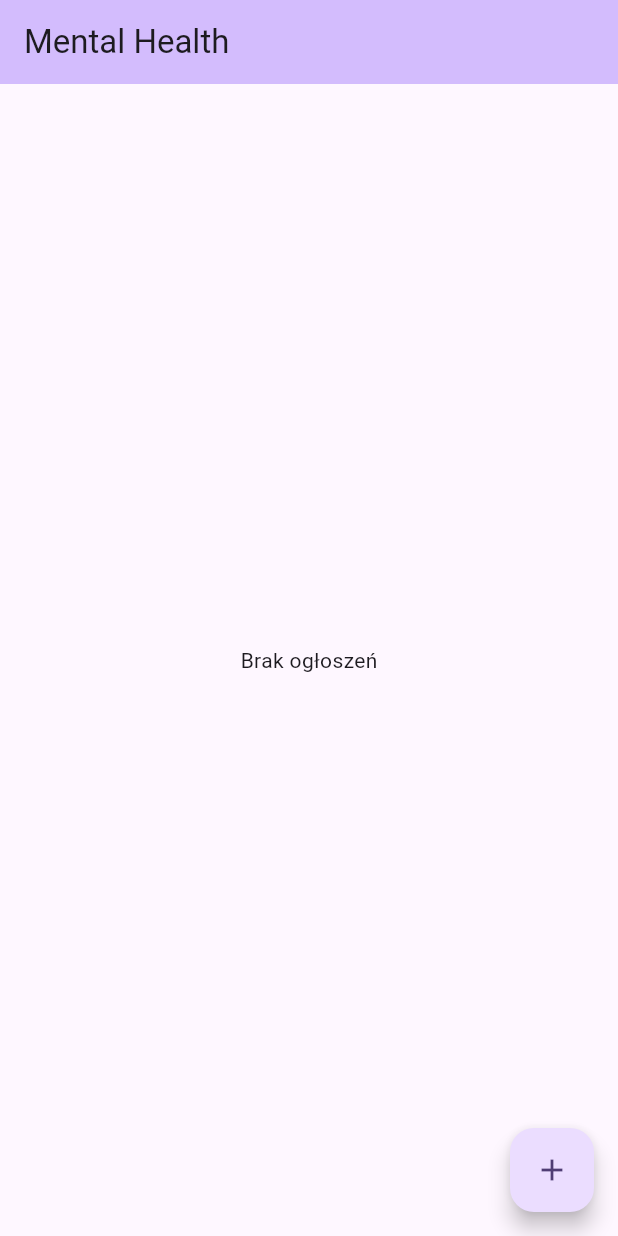
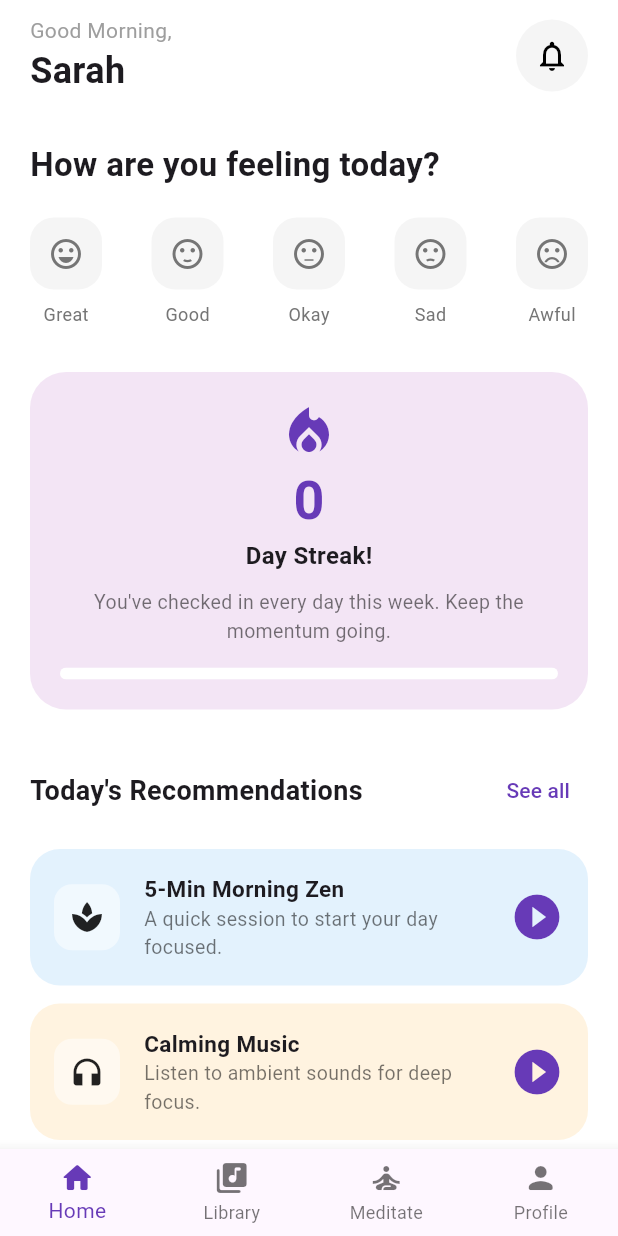
Before and after one commit to pedrohdmramalho/bip-project, a Flutter app: the screen it shows after launch, on a phone screen of 412 x 824 dp. Run offline on Flutter 3.47's test engine with Material 3 defaults, Android fonts, the phone set to English and light mode, and no system bars; our stand-ins replace cloud_firestore, equatable, firebase_core, flutter_bloc; accounts and stored records are empty.

Commit message:
refactor homepage with custom widgets and integrated mood BLoC

```diff
--- /dev/null
+++ b/lib/bloc/mood_bloc.dart
@@ -0,0 +1,87 @@
+import 'package:flutter_bloc/flutter_bloc.dart';
+import 'package:intl/intl.dart';
+import '../data/repositories/mood_repository.dart';
+
+// --- EVENTS ---
+abstract class MoodEvent {}
+class LoadMoodStatus extends MoodEvent {}
+class SelectMood extends MoodEvent {
+  final String moodLabel;
+  SelectMood(this.moodLabel);
+}
+
+// --- STATE ---
+class MoodState {
+  final String? todayMood;
+  final int streakCount;
+  final bool isLoading;
+
+  MoodState({this.todayMood, this.streakCount = 0, this.isLoading = false});
+
+  MoodState copyWith({String? todayMood, int? streakCount, bool? isLoading}) {
+    return MoodState(
+      todayMood: todayMood ?? this.todayMood,
+      streakCount: streakCount ?? this.streakCount,
+      isLoading: isLoading ?? this.isLoading,
+    );
+  }
+}
+
+// --- BLOC ---
+class MoodBloc extends Bloc<MoodEvent, MoodState> {
+  final MoodRepository repository;
+
+  MoodBloc({required this.repository}) : super(MoodState(isLoading: true)) {
+
+    on<LoadMoodStatus>((event, emit) async {
+      try {
+        // Fetch both history (for streak) and today's label (for selection)
+        final history = await repository.getMoodHistory();
+        final String todayId = DateFormat('yyyy-MM-dd').format(DateTime.now());
+        final String? savedMoodToday = await repository.getMoodForDate(todayId);
+
+        emit(MoodState(
+          todayMood: savedMoodToday,
+          streakCount: _calculateStreak(history),
+          isLoading: false,
+        ));
+      } catch (e) {
+        emit(MoodState(isLoading: false, streakCount: 0));
+      }
+    });
+
+    on<SelectMood>((event, emit) async {
+      // Save to Firebase
+      await repository.saveMood(event.moodLabel);
+
+      // Refresh history to ensure streak is accurate
+      final history = await repository.getMoodHistory();
+
+      emit(state.copyWith(
+        todayMood: event.moodLabel,
+        streakCount: _calculateStreak(history),
+      ));
+    });
+  }
+
+  // Algorithm to calculate the consecutive days streak
+  int _calculateStreak(List<String> dates) {
+    if (dates.isEmpty) return 0;
+    int streak = 0;
+    DateTime checkDate = DateTime.now();
+
+    for (int i = 0; i < 365; i++) {
+      String formatted = DateFormat('yyyy-MM-dd').format(checkDate);
+      if (dates.contains(formatted)) {
+        streak++;
+        checkDate = checkDate.subtract(const Duration(days: 1));
+      } else if (i == 0) {
+        // If nothing today, check yesterday. If nothing yesterday, streak is broken.
+        checkDate = checkDate.subtract(const Duration(days: 1));
+      } else {
+        break;
+      }
+    }
+    return streak;
+  }
+}
--- /dev/null
+++ b/lib/data/models/mood_entry.dart
@@ -0,0 +1,22 @@
+class MoodEntry {
+  final String id;
+  final DateTime date;
+  final String label;
+
+  MoodEntry({required this.id, required this.date, required this.label});
+
+  Map<String, dynamic> toMap() {
+    return {
+      'date': date.toIso8601String(),
+      'label': label,
+    };
+  }
+
+  factory MoodEntry.fromMap(Map<String, dynamic> map, String id) {
+    return MoodEntry(
+      id: id,
+      date: DateTime.parse(map['date']),
+      label: map['label'],
+    );
+  }
+}
--- /dev/null
+++ b/lib/data/repositories/mood_repository.dart
@@ -0,0 +1,44 @@
+import 'package:cloud_firestore/cloud_firestore.dart';
+import 'package:intl/intl.dart';
+
+class MoodRepository {
+  final FirebaseFirestore _firestore = FirebaseFirestore.instance;
+  final String userId = "user_123"; // Replace with your actual Auth logic later
+
+  // 1. Save the mood for a specific day
+  Future<void> saveMood(String moodLabel) async {
+    final String todayDocId = DateFormat('yyyy-MM-dd').format(DateTime.now());
+    await _firestore.collection('users').doc(userId).collection('moods').doc(todayDocId).set({
+      'label': moodLabel,
+      'date': todayDocId,
+      'timestamp': FieldValue.serverTimestamp(),
+    });
+  }
+
+  // 2. Fetch the label for a specific day (to keep selection on app restart)
+  Future<String?> getMoodForDate(String dateId) async {
+    final doc = await _firestore
+        .collection('users')
+        .doc(userId)
+        .collection('moods')
+        .doc(dateId)
+        .get();
+
+    if (doc.exists) {
+      return doc.data()?['label'] as String?;
+    }
+    return null;
+  }
+
+  // 3. Fetch all recorded dates to calculate the streak
+  Future<List<String>> getMoodHistory() async {
+    final snapshot = await _firestore
+        .collection('users')
+        .doc(userId)
+        .collection('moods')
+        .get();
+
+    // Returns a list of strings like ["2026-01-13", "2026-01-12"]
+    return snapshot.docs.map((doc) => doc['date'] as String).toList();
+  }
+}
--- a/lib/main.dart
+++ b/lib/main.dart
@@ -1,27 +1,34 @@
 import 'package:flutter/material.dart';
-import 'package:firebase_core/firebase_core.dart';
-import 'firebase_options.dart';
-import 'package:starteu/pages/my_homepage.dart';
+import 'package:flutter_bloc/flutter_bloc.dart';
+import 'package:firebase_core/firebase_core.dart'; // Ensure firebase is initialized
+import 'bloc/mood_bloc.dart';
+import 'data/repositories/mood_repository.dart';
+import 'pages/main_navigation_page.dart';
 
 void main() async {
   WidgetsFlutterBinding.ensureInitialized();
-  await Firebase.initializeApp(options: DefaultFirebaseOptions.currentPlatform);
+  await Firebase.initializeApp(); // Required for Firestore
   runApp(const MyApp());
 }
 
 class MyApp extends StatelessWidget {
   const MyApp({super.key});
 
-  // This widget is the root of your application.
   @override
   Widget build(BuildContext context) {
-    return MaterialApp(
-      title: 'Mental Health',
-      debugShowCheckedModeBanner: false,
-      theme: ThemeData(
-        colorScheme: ColorScheme.fromSeed(seedColor: Colors.deepPurple),
+    return MultiBlocProvider(
+      providers: [
+        BlocProvider<MoodBloc>(
+          create: (context) => MoodBloc(
+            repository: MoodRepository(),
+          )..add(LoadMoodStatus()),
+        ),
+      ],
+      child: MaterialApp(
+        debugShowCheckedModeBanner: false,
+        theme: ThemeData(useMaterial3: true, colorSchemeSeed: Colors.deepPurple),
+        home: const MainNavigationPage(),
       ),
-      home: const MyHomePage(title: 'Mental Health'),
     );
   }
 }
--- /dev/null
+++ b/lib/pages/library_page.dart
@@ -0,0 +1,13 @@
+import 'package:flutter/material.dart';
+
+class LibraryPage extends StatelessWidget {
+  const LibraryPage({super.key});
+
+  @override
+  Widget build(BuildContext context) {
+    return Scaffold(
+      appBar: AppBar(title: const Text("Library")),
+      body: const Center(child: Text("Music Library Page")),
+    );
+  }
+}
--- /dev/null
+++ b/lib/pages/main_navigation_page.dart
@@ -0,0 +1,41 @@
+import 'package:flutter/material.dart';
+import 'my_homepage.dart';
+import 'library_page.dart'; // Nouvelle page
+import 'meditation_page.dart'; // Nouvelle page
+
+class MainNavigationPage extends StatefulWidget {
+  const MainNavigationPage({super.key});
+
+  @override
+  State<MainNavigationPage> createState() => _MainNavigationPageState();
+}
+
+class _MainNavigationPageState extends State<MainNavigationPage> {
+  int _selectedIndex = 0;
+
+  final List<Widget> _pages = [
+    const MyHomePage(),
+    const LibraryPage(), // Remplacé
+    const MeditationPage(),
+    const Center(child: Text('Profile')),
+  ];
+
+  @override
+  Widget build(BuildContext context) {
+    return Scaffold(
+      body: _pages[_selectedIndex],
+      bottomNavigationBar: BottomNavigationBar(
+        currentIndex: _selectedIndex,
+        onTap: (index) => setState(() => _selectedIndex = index),
+        type: BottomNavigationBarType.fixed,
+        selectedItemColor: Colors.deepPurple,
+        items: const [
+          BottomNavigationBarItem(icon: Icon(Icons.home_rounded), label: 'Home'),
+          BottomNavigationBarItem(icon: Icon(Icons.library_music_rounded), label: 'Library'), // Icône changée
+          BottomNavigationBarItem(icon: Icon(Icons.self_improvement), label: 'Meditate'),
+          BottomNavigationBarItem(icon: Icon(Icons.person_rounded), label: 'Profile'),
+        ],
+      ),
+    );
+  }
+}
--- /dev/null
+++ b/lib/pages/meditation_page.dart
@@ -0,0 +1,13 @@
+import 'package:flutter/material.dart';
+
+class MeditationPage extends StatelessWidget {
+  const MeditationPage({super.key});
+
+  @override
+  Widget build(BuildContext context) {
+    return Scaffold(
+      appBar: AppBar(title: const Text("Meditation")),
+      body: const Center(child: Text("Meditation page")),
+    );
+  }
+}
--- a/lib/pages/my_homepage.dart
+++ b/lib/pages/my_homepage.dart
@@ -1,82 +1,172 @@
-import 'package:cloud_firestore/cloud_firestore.dart';
 import 'package:flutter/material.dart';
-import 'package:starteu/data/widgets/animated_cart.dart';
-import 'package:starteu/pages/create_ad_page.dart';
+import 'package:flutter_bloc/flutter_bloc.dart';
+import '../bloc/mood_bloc.dart';
+import '../widgets/streak_card.dart';
+import '../widgets/recommendation_tile.dart';
+import 'meditation_page.dart';
+import 'library_page.dart';
 
-class MyHomePage extends StatefulWidget {
-  const MyHomePage({super.key, required this.title});
-  final String title;
-
-  @override
-  State<MyHomePage> createState() => _MyHomePageState();
-}
-
-class _MyHomePageState extends State<MyHomePage> {
-    // int _counter = 0;
-
-  void _incrementCounter() {
-    /**
-     *
-    setState(() {
-      _counter++;
-    });
-     */
-    Navigator.of(
-      context
-    ).push(MaterialPageRoute(builder: (_)=> const CreateAdPage()));
-  }
+class MyHomePage extends StatelessWidget {
+  const MyHomePage({super.key});
 
   @override
   Widget build(BuildContext context) {
     return Scaffold(
-      appBar: AppBar(
-        backgroundColor: Theme.of(context).colorScheme.inversePrimary,
-        title: Text(widget.title),
+      backgroundColor: Colors.white,
+      body: SafeArea(
+        child: BlocBuilder<MoodBloc, MoodState>(
+          builder: (context, state) {
+            if (state.isLoading) {
+              return const Center(child: CircularProgressIndicator());
+            }
+
+            return SingleChildScrollView(
+              padding: const EdgeInsets.symmetric(horizontal: 20.0),
+              child: Column(
+                crossAxisAlignment: CrossAxisAlignment.start,
+                children: [
+                  const SizedBox(height: 10),
+                  _buildHeader(),
+                  const SizedBox(height: 30),
+
+                  const Text(
+                    "How are you feeling today?",
+                    style: TextStyle(fontSize: 22, fontWeight: FontWeight.bold),
+                  ),
+                  const SizedBox(height: 20),
+
+                  _buildMoodRow(context, state.todayMood),
+                  const SizedBox(height: 30),
+
+                  // Dynamic Streak Card based on Bloc State
+                  StreakCard(
+                    streakCount: state.streakCount,
+                    progress: (state.streakCount % 7) / 7,
+                  ),
+
+                  const SizedBox(height: 30),
+                  _buildSectionHeader("Today's Recommendations"),
+                  const SizedBox(height: 15),
+
+                  RecommendationTile(
+                    icon: Icons.spa,
+                    title: "5-Min Morning Zen",
+                    subtitle: "A quick session to start your day focused.",
+                    backgroundColor: const Color(0xFFE3F2FD),
+                    onTap: () => Navigator.push(
+                      context,
+                      MaterialPageRoute(builder: (_) => const MeditationPage()),
+                    ),
+                  ),
+
+                  RecommendationTile(
+                    icon: Icons.headphones,
+                    title: "Calming Music",
+                    subtitle: "Listen to ambient sounds for deep focus.",
+                    backgroundColor: const Color(0xFFFFF3E0),
+                    onTap: () => Navigator.push(
+                      context,
+                      MaterialPageRoute(builder: (_) => const LibraryPage()),
+                    ),
+                  ),
+
+                  RecommendationTile(
+                    icon: Icons.edit_note,
+                    title: "Daily Reflection",
+                    subtitle: "Write down three things you're grateful for.",
+                    backgroundColor: const Color(0xFFE8F5E9),
+                    onTap: () {
+                      // Navigate to Journal/Reflection page
+                    },
+                  ),
+                  const SizedBox(height: 20),
+                ],
+              ),
+            );
+          },
+        ),
       ),
-      body: StreamBuilder<QuerySnapshot>(
-        stream: FirebaseFirestore.instance
-            .collection('project_ads')
-            .orderBy('createdAt', descending: true)
-            .snapshots(),
+    );
+  }
 
-        builder: (context, snapshot) {
-          if (snapshot.connectionState == ConnectionState.waiting) {
-            return const Center(child: CircularProgressIndicator());
-          }
+  Widget _buildHeader() {
+    return Row(
+      mainAxisAlignment: MainAxisAlignment.spaceBetween,
+      children: [
+        const Column(
+          crossAxisAlignment: CrossAxisAlignment.start,
+          children: [
+            Text("Good Morning,", style: TextStyle(color: Colors.grey, fontSize: 14)),
+            Text("Sarah", style: TextStyle(fontSize: 24, fontWeight: FontWeight.bold)),
+          ],
+        ),
+        Container(
+          decoration: BoxDecoration(color: Colors.grey[100], shape: BoxShape.circle),
+          child: IconButton(
+            icon: const Icon(Icons.notifications_none, color: Colors.black),
+            onPressed: () {},
+          ),
+        ),
+      ],
+    );
+  }
 
-          if (snapshot.hasError) {
-            return Center(child: Text('Błąd: ${snapshot.error}'));
-          }
+  Widget _buildSectionHeader(String title) {
+    return Row(
+      mainAxisAlignment: MainAxisAlignment.spaceBetween,
+      children: [
+        Text(title, style: const TextStyle(fontSize: 18, fontWeight: FontWeight.bold)),
+        TextButton(
+          onPressed: () {},
+          child: const Text("See all", style: TextStyle(color: Colors.deepPurple)),
+        ),
+      ],
+    );
+  }
 
-      final docs = snapshot.data?.docs ?? [];
+  Widget _buildMoodRow(BuildContext context, String? currentMood) {
+    final List<Map<String, dynamic>> moods = [
+      {'icon': Icons.sentiment_very_satisfied, 'label': 'Great'},
+      {'icon': Icons.sentiment_satisfied, 'label': 'Good'},
+      {'icon': Icons.sentiment_neutral, 'label': 'Okay'},
+      {'icon': Icons.sentiment_dissatisfied, 'label': 'Sad'},
+      {'icon': Icons.sentiment_very_dissatisfied, 'label': 'Awful'},
+    ];
 
-          if (docs.isEmpty) {
-            return const Center(child: Text('Brak ogłoszeń'));
-          }
-          return ListView.builder(
-            itemCount: docs.length,
-            itemBuilder: (context, index) {
-              final data = docs[index].data() as Map<String, dynamic>;
+    return Row(
+      mainAxisAlignment: MainAxisAlignment.spaceBetween,
+      children: moods.map((mood) {
+        final bool isSelected = currentMood == mood['label'];
+        return GestureDetector(
+          onTap: () => context.read<MoodBloc>().add(SelectMood(mood['label'])),
+          child: _moodItem(mood['icon'], mood['label'], isSelected),
+        );
+      }).toList(),
+    );
+  }
 
-              return AnimatedAdCard(
-                index: index,
-                child: Card(
-                  margin: const EdgeInsets.symmetric(horizontal: 12, vertical: 6),
-                  child: ListTile(
-                    title: Text(data['title'] ?? ''),
-                    subtitle: Text(data['description'] ?? ''),
-                  ),
-                ),
-              );
-            },
-          );
-        },
-      ),
-      floatingActionButton: FloatingActionButton(
-        onPressed: _incrementCounter,
-        tooltip: 'Increment',
-        child: const Icon(Icons.add),
-      ), // This trailing comma makes auto-formatting nicer for build methods.
+  Widget _moodItem(IconData icon, String label, bool isSelected) {
+    return Column(
+      children: [
+        AnimatedContainer(
+          duration: const Duration(milliseconds: 200),
+          padding: const EdgeInsets.all(12),
+          decoration: BoxDecoration(
+            color: isSelected ? Colors.deepPurple : Colors.grey[100],
+            borderRadius: BorderRadius.circular(16),
+          ),
+          child: Icon(icon, color: isSelected ? Colors.white : Colors.grey[600]),
+        ),
+        const SizedBox(height: 8),
+        Text(
+          label,
+          style: TextStyle(
+            fontSize: 12,
+            color: isSelected ? Colors.deepPurple : Colors.grey[600],
+            fontWeight: isSelected ? FontWeight.bold : FontWeight.normal,
+          ),
+        ),
+      ],
     );
   }
 }
--- /dev/null
+++ b/lib/widgets/recommendation_tile.dart
@@ -0,0 +1,59 @@
+import 'package:flutter/material.dart';
+
+class RecommendationTile extends StatelessWidget {
+  final IconData icon;
+  final String title;
+  final String subtitle;
+  final Color backgroundColor;
+  final VoidCallback onTap;
+
+  const RecommendationTile({
+    super.key,
+    required this.icon,
+    required this.title,
+    required this.subtitle,
+    required this.backgroundColor,
+    required this.onTap,
+  });
+
+  @override
+  Widget build(BuildContext context) {
+    return Padding(
+      padding: const EdgeInsets.only(bottom: 12),
+      child: InkWell(
+        onTap: onTap,
+        borderRadius: BorderRadius.circular(20),
+        child: Container(
+          padding: const EdgeInsets.all(16),
+          decoration: BoxDecoration(
+            color: backgroundColor,
+            borderRadius: BorderRadius.circular(20),
+          ),
+          child: Row(
+            children: [
+              Container(
+                padding: const EdgeInsets.all(10),
+                decoration: BoxDecoration(
+                  color: Colors.white.withOpacity(0.5),
+                  borderRadius: BorderRadius.circular(12),
+                ),
+                child: Icon(icon, color: Colors.black87),
+              ),
+              const SizedBox(width: 16),
+              Expanded(
+                child: Column(
+                  crossAxisAlignment: CrossAxisAlignment.start,
+                  children: [
+                    Text(title, style: const TextStyle(fontWeight: FontWeight.bold, fontSize: 15)),
+                    Text(subtitle, style: const TextStyle(color: Colors.black54, fontSize: 13)),
+                  ],
+                ),
+              ),
+              const Icon(Icons.play_circle_fill, color: Colors.deepPurple, size: 36),
+            ],
+          ),
+        ),
+      ),
+    );
+  }
+}
--- /dev/null
+++ b/lib/widgets/streak_card.dart
@@ -0,0 +1,58 @@
+import 'package:flutter/material.dart';
+
+class StreakCard extends StatelessWidget {
+  final int streakCount;
+  final double progress; // Valeur entre 0.0 et 1.0
+
+  const StreakCard({
+    super.key,
+    required this.streakCount,
+    required this.progress,
+  });
+
+  @override
+  Widget build(BuildContext context) {
+    return GestureDetector(
+      onTap: () {
+        // Logique de navigation vers les détails du streak ici
+        print("Navigation vers les détails du streak");
+      },
+      child: Container(
+        padding: const EdgeInsets.all(20),
+        decoration: BoxDecoration(
+          color: const Color(0xFFF3E5F5), // Mauve très clair
+          borderRadius: BorderRadius.circular(24),
+        ),
+        child: Column(
+          children: [
+            const Icon(Icons.local_fire_department, color: Colors.deepPurple, size: 40),
+            Text(
+              "$streakCount",
+              style: const TextStyle(fontSize: 36, fontWeight: FontWeight.bold, color: Colors.deepPurple),
+            ),
+            const Text(
+              "Day Streak!",
+              style: TextStyle(fontWeight: FontWeight.bold, fontSize: 16),
+            ),
+            const SizedBox(height: 10),
+            const Text(
+              "You've checked in every day this week. Keep the momentum going.",
+              textAlign: TextAlign.center,
+              style: TextStyle(color: Colors.black54, fontSize: 13),
+            ),
+            const SizedBox(height: 15),
+            ClipRRect(
+              borderRadius: BorderRadius.circular(10),
+              child: LinearProgressIndicator(
+                value: progress,
+                minHeight: 8,
+                backgroundColor: Colors.white,
+                color: Colors.deepPurple,
+              ),
+            ),
+          ],
+        ),
+      ),
+    );
+  }
+}
--- a/pubspec.yaml
+++ b/pubspec.yaml
@@ -37,10 +37,12 @@ dependencies:
   flutter_bloc: ^8.1.6
   equatable: ^2.0.5
   uuid: ^4.4.0
+  google_sign_in: ^6.2.1 # Pour OAuth Google
 
   # The following adds the Cupertino Icons font to your application.
   # Use with the CupertinoIcons class for iOS style icons.
   cupertino_icons: ^1.0.8
+  intl: ^0.20.2
 
 dev_dependencies:
   flutter_test:
```
Also changed, not shown: pubspec.lock, 1 other file.
